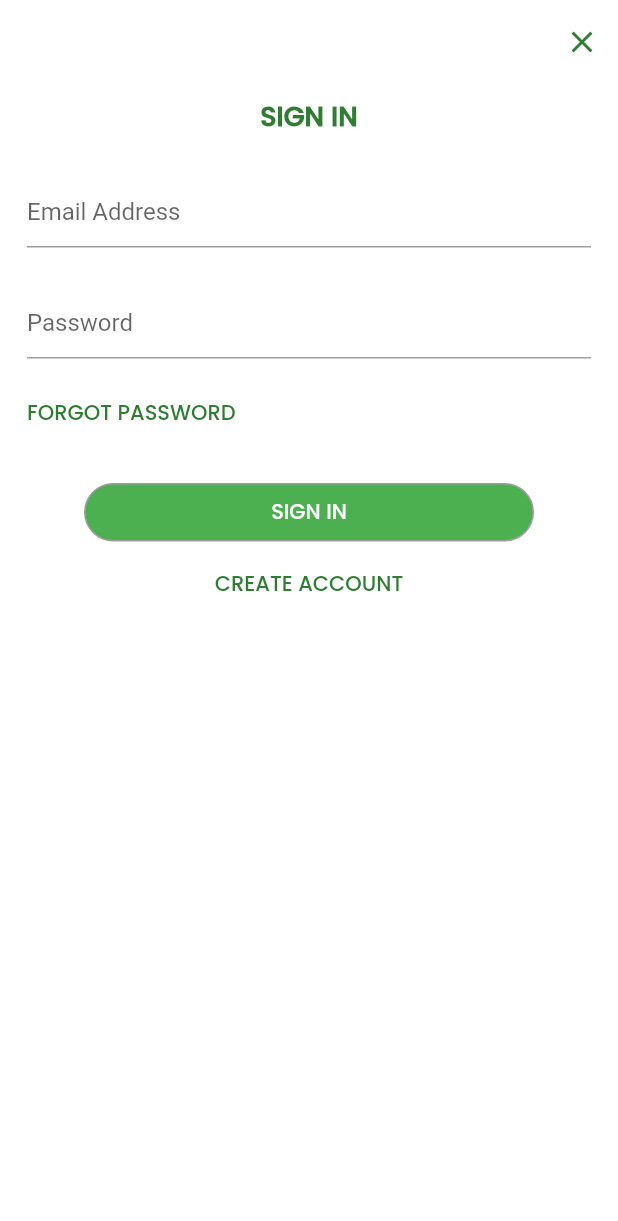
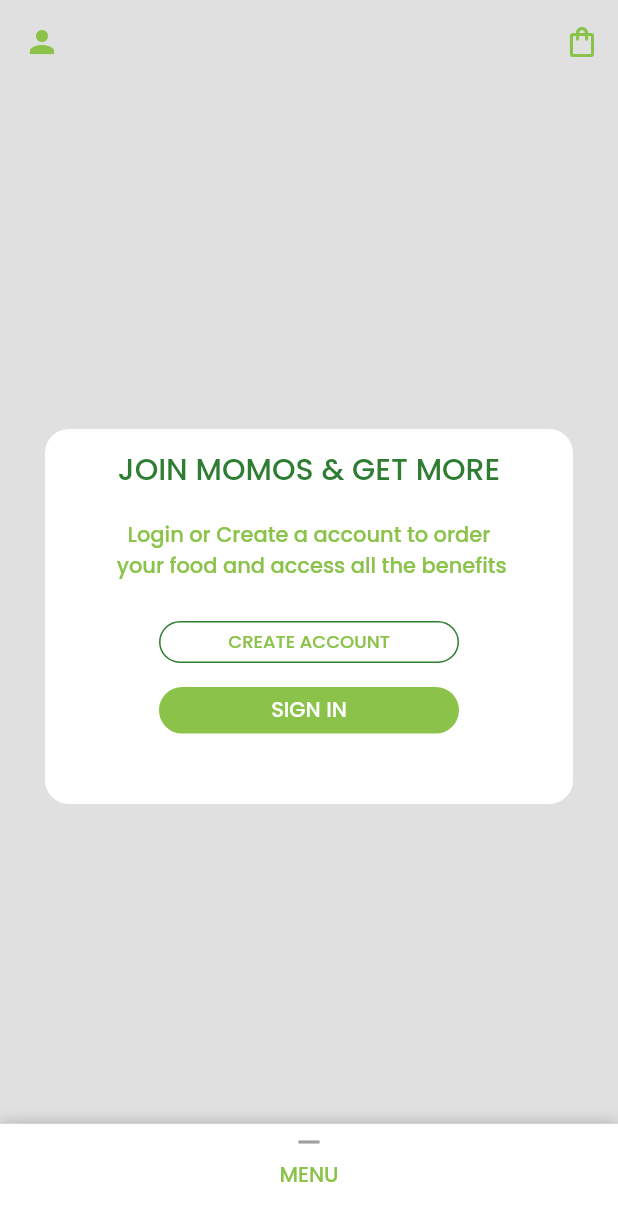
Before and after one commit to physilov/momosnmore, a Flutter app: the screen it shows after launch, on a phone screen of 412 x 824 dp. Shown: the top 1221 px of the screen. Run offline on Flutter 3.47's test engine with Material 2 defaults, Android fonts, the phone set to English and light mode, and no system bars; drawn by our look-alikes of sliding_up_panel; our stand-ins replace cloud_firestore, firebase_auth, firebase_core, flutter_spinkit, grouped_list, shared_preferences; accounts and stored records are empty.

Commit message:
4th commit

```diff
--- /dev/null
+++ b/lib/Screens/homeScreen.dart
@@ -0,0 +1,179 @@
+import 'package:flutter/cupertino.dart';
+import 'package:flutter/gestures.dart';
+import 'package:flutter/material.dart';
+import 'package:momos_and_more/CustomWidgets/customText.dart';
+import 'package:momos_and_more/Screens/registerScreen.dart';
+import 'package:momos_and_more/Screens/signInScreen.dart';
+import 'package:momos_and_more/helpers/changeScreen.dart';
+import 'package:sliding_up_panel/sliding_up_panel.dart';
+import 'package:momos_and_more/Screens/buildYourBowl.dart';
+
+
+class HomeScreen extends StatefulWidget {
+  const HomeScreen({Key key}) : super(key: key);
+
+  @override
+  _HomeScreenState createState() => _HomeScreenState();
+}
+
+class _HomeScreenState extends State<HomeScreen> {
+
+  Widget _scrollingList(ScrollController sc){
+    return Container(
+      color: Colors.blueGrey,
+      child: ListView.builder(
+        controller: sc,
+        itemCount: 20,
+        itemBuilder: (BuildContext context, int i){
+          return ListTile(
+            title: CustomText(text: "Hello", colors: Colors.green,),
+          );
+        },
+      ),
+    );
+  }
+
+
+
+  @override
+
+
+  Widget build(BuildContext context) {
+    return Scaffold(
+      appBar: AppBar(
+        elevation: 0.0,
+        backgroundColor: Colors.grey[300],
+        leading: IconButton(icon: Icon(Icons.person, color: Colors.lightGreen,),),
+        actions: [
+          IconButton(
+            icon: Icon(Icons.shopping_bag_outlined, color: Colors.lightGreen,)
+          ),
+
+        ],
+        //title: Text("SlidingUpPanelExample"),
+      ),
+      body: SlidingUpPanel(
+        panelBuilder: (ScrollController sc) => _scrollingList(sc),
+        color: Colors.grey[300],
+
+        maxHeight: 1000,
+        minHeight: 75,
+        backdropEnabled: true,
+        //snapPoint: 0.9,
+        //header: Center(child: CustomText(text: "BACK",)),
+        panel: Container(
+          color: Colors.white,
+          child: Column(
+            children: [
+              Center(
+                child: Column(
+                  children: [
+
+                    CustomText(text: "BACK",),
+                    Icon(Icons.keyboard_arrow_down, color: Colors.green,),
+
+                    //IconButton(icon: Icon(Icons.keyboard_arrow_down, color: Colors.green,),),
+                  ],
+                ),
+              ),
+
+            ],
+          ),
+        ),
+        collapsed: Container(
+          decoration: BoxDecoration(
+            color: Colors.white,
+            borderRadius: BorderRadius.only(topLeft: Radius.circular(24.0), topRight: Radius.circular(24.0)),
+
+
+          ),
+          child: Center(
+            child: Column(
+              children: [
+                Icon(Icons.remove, color: Colors.grey, size: 24,),
+                CustomText(text: "MENU", colors: Colors.lightGreen,),
+              ],
+            )
+          ),
+        ),
+          body: Container(
+            color: Colors.grey[300],
+            child: Column(
+              children: [
+                SizedBox(height: 200,),
+                Padding(
+                  padding: const EdgeInsets.all(30.0),
+                  child: Container(
+                    height: 250,
+                    decoration: BoxDecoration(
+                      color: Colors.white,
+                      borderRadius: BorderRadius.circular(16),
+                    ),
+                    child: Padding(
+                      padding: const EdgeInsets.all(12.0),
+                      child: Center(
+                        child: Column(
+                            children: [
+                              CustomText(text: "JOIN MOMOS & GET MORE", size: 20, colors: Colors.green[800],),
+                              SizedBox(height: 10,),
+                              Padding(
+                                padding: const EdgeInsets.all(8.0),
+                                child: CustomText(text: "   Login or Create a account to order \n your food and access all the benefits", colors: Colors.lightGreen,),
+                              ),
+                              SizedBox(height: 10,),
+                              Padding(
+                                padding: const EdgeInsets.all(8.0),
+                                child: Container(
+                                  alignment: Alignment.center,
+                                  width: 200,
+                                  decoration: BoxDecoration(
+                                    border: Border.all(color: Colors.green[800]),
+                                    borderRadius: BorderRadius.circular(20),
+                                    color: Colors.white,
+                                  ),
+                                  child: Padding(
+                                    padding: const EdgeInsets.all(4.0),
+                                    child: GestureDetector(
+                                        onTap: (){
+                                          changeScreen(context, RegisterScreen());
+                                        },
+                                        child: CustomText(text: "CREATE ACCOUNT", colors: Colors.lightGreen, size: 12,)),
+                                  ),
+                                ),
+                              ),
+                              Padding(
+                                padding: const EdgeInsets.all(8.0),
+                                child: Container(
+                                  alignment: Alignment.center,
+                                  width: 200,
+                                  decoration: BoxDecoration(
+                                    border: Border.all(color: Colors.lightGreen),
+                                    borderRadius: BorderRadius.circular(20),
+                                    color: Colors.lightGreen,
+                                  ),
+                                  child: Padding(
+                                    padding: const EdgeInsets.all(4.0),
+                                    child: GestureDetector(
+                                        onTap: (){
+                                          changeScreen(context, LoginScreen());
+                                        },
+                                        child: CustomText(text: "SIGN IN", colors: Colors.white,)),
+                                  ),
+                                ),
+                              ),
+                            ]
+                        ),
+                      ),
+                    ),
+                  ),
+                ),
+              ],
+            ),
+          )
+      ),
+
+    );
+  }
+
+
+}
```
Also changed, not shown: lib/CustomModels/userModel.dart (+72 -0 lines), lib/CustomWidgets/loading.dart (added, +16 -0 lines), lib/Providers/userProvider.dart (added, +135 -0 lines), lib/Screens/registerScreen.dart (+34 -10 lines), lib/config/constants.dart (added, +7 -0 lines), lib/helpers/userServices.dart (added, +25 -0 lines), lib/main.dart (+37 -20 lines), pubspec.yaml (+10 -0 lines), pubspec.lock, 3 other files.
